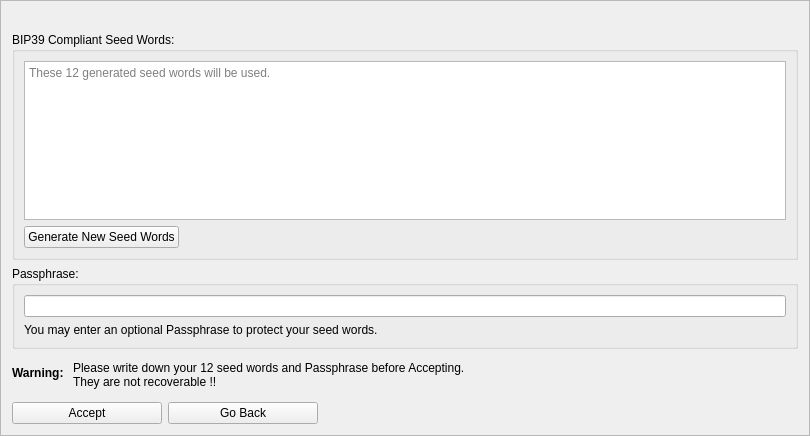
Above: src/qt/forms/mnemonicdialog2.ui from RavenProject/Ravencoin before the change. Below: the same form after it.
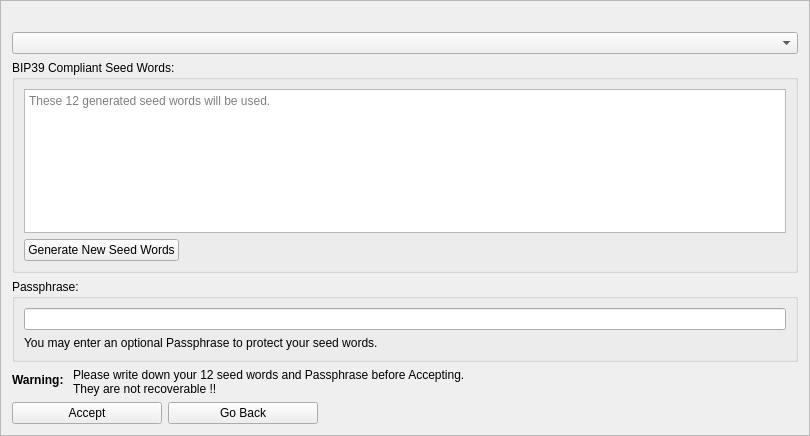
That is the form after the change.

Commit message: Generate words multilanguage in GUI

The edit to the form file:
```diff
--- a/src/qt/forms/mnemonicdialog2.ui
+++ b/src/qt/forms/mnemonicdialog2.ui
@@ -118,6 +118,9 @@
      </property>
     </widget>
    </item>
+   <item>
+    <widget class="QComboBox" name="languageSeedWords"/>
+   </item>
    <item>
     <widget class="QGroupBox" name="groupBox">
      <property name="title">
```
The commit also changes 4 other files.
